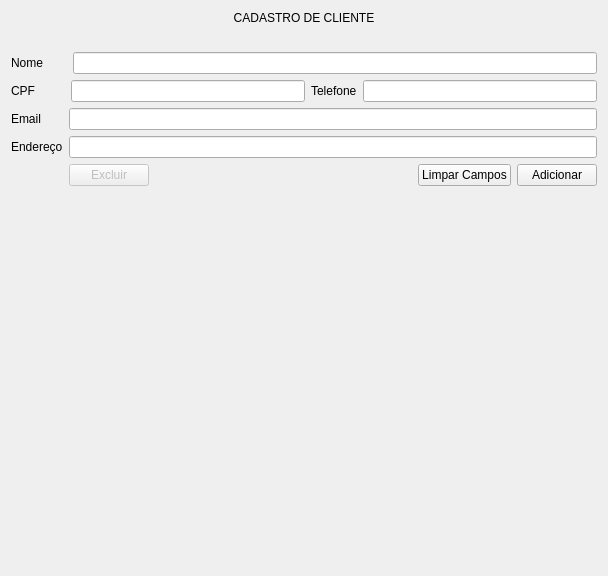
Above: ui/ui_clientes.ui from adaiasreis/ProjetoMatCons_F before the change. Below: the same form after it.
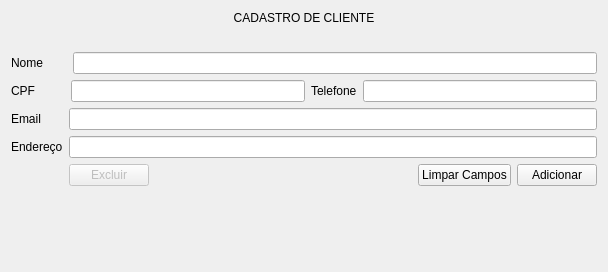
That is the form after the change.

```diff
--- a/ui/ui_clientes.ui
+++ b/ui/ui_clientes.ui
@@ -7,7 +7,7 @@
     <x>0</x>
     <y>0</y>
     <width>608</width>
-    <height>576</height>
+    <height>272</height>
    </rect>
   </property>
   <property name="windowTitle">
```
